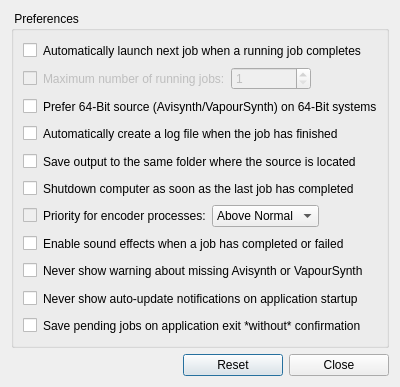
Qt form gui/win_preferences.ui (lordmulder/Simple-x264-Launcher) before a commit.
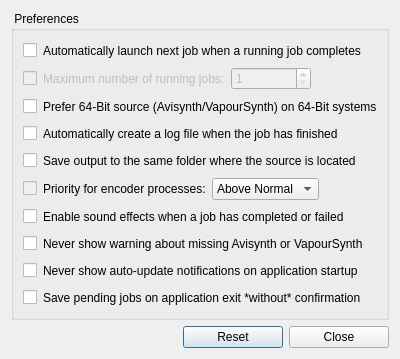
The same form after that commit. Icons and pictures are not drawn.

Commit message: Moved option to shut-down computer from the preferences dialog to the menubar.

```diff
--- a/gui/win_preferences.ui
+++ b/gui/win_preferences.ui
@@ -10,7 +10,7 @@
     <x>0</x>
     <y>0</y>
     <width>369</width>
-    <height>387</height>
+    <height>359</height>
    </rect>
   </property>
   <property name="windowTitle">
@@ -222,37 +222,6 @@
           </item>
          </layout>
         </item>
-        <item>
-         <layout class="QHBoxLayout" name="horizontalLayout_10">
-          <item>
-           <widget class="QCheckBox" name="checkShutdownComputer">
-            <property name="text">
-             <string notr="true"/>
-            </property>
-           </widget>
-          </item>
-          <item>
-           <widget class="QLabel" name="labelShutdownComputer">
-            <property name="text">
-             <string>Shutdown computer as soon as the last job has completed</string>
-            </property>
-           </widget>
-          </item>
-          <item>
-           <spacer name="horizontalSpacer_5">
-            <property name="orientation">
-             <enum>Qt::Horizontal</enum>
-            </property>
-            <property name="sizeHint" stdset="0">
-             <size>
-              <width>40</width>
-              <height>20</height>
-             </size>
-            </property>
-           </spacer>
-          </item>
-         </layout>
-        </item>
         <item>
          <layout class="QHBoxLayout" name="horizontalLayout_11">
           <item>
```
The commit also changes 9 other files.
